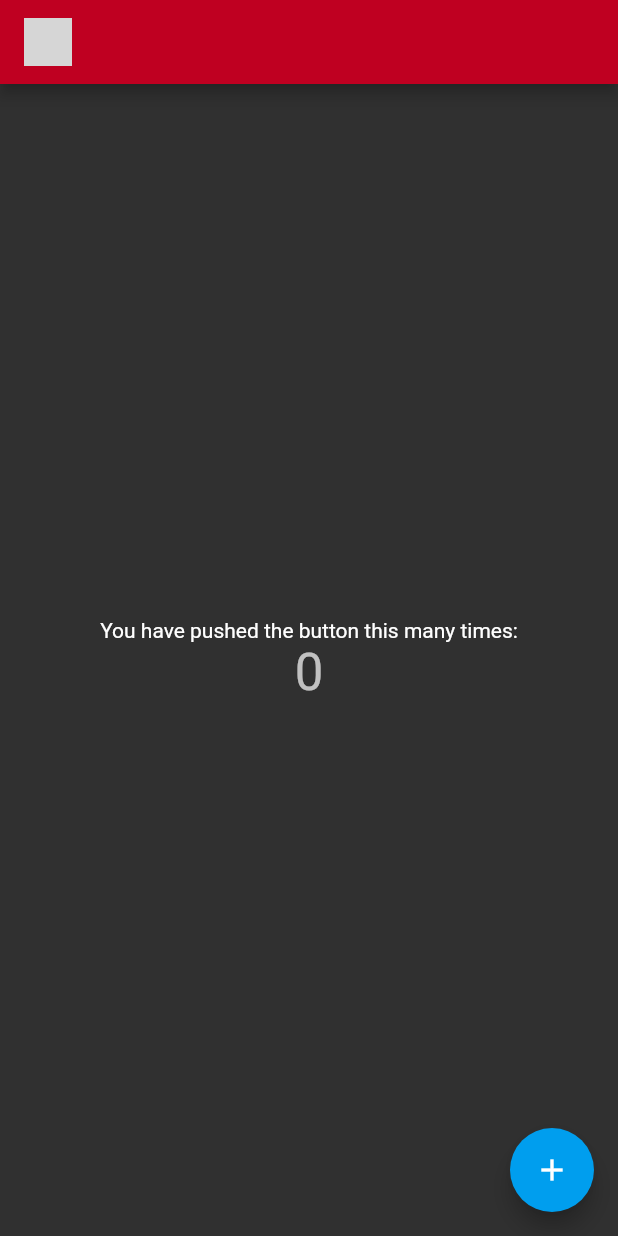
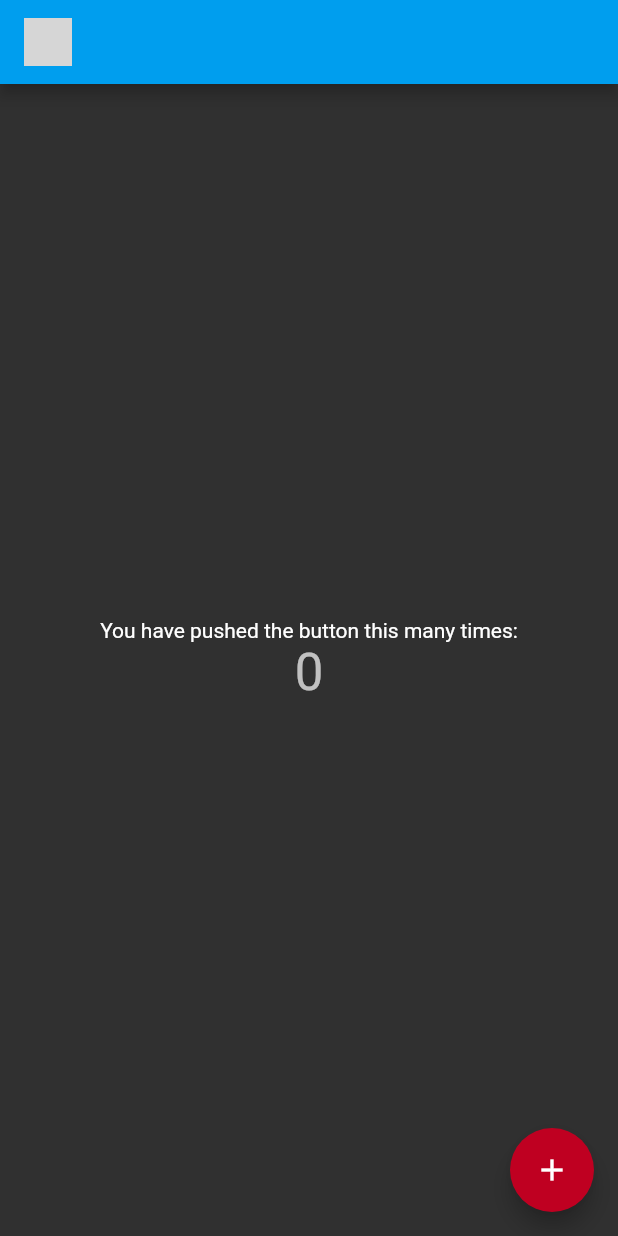
Before and after one commit to litetekno92/chronset, a Flutter app: the screen it shows after launch, on a phone screen of 412 x 824 dp. Run offline on Flutter 3.47's test engine with Material 2 defaults, Android fonts, the phone set to English and light mode, and no system bars; grey boxes are pictures that could not be loaded.

Commit message:
colors swapped ic_launcher changed

```diff
--- a/lib/app.dart
+++ b/lib/app.dart
@@ -31,8 +31,8 @@ class MyApp extends StatelessWidget {
         // primarySwatch: Colors.blue,
          // Define the default Brightness and Colors
     brightness: Brightness.dark,
-    primaryColor: mredcol,
-    accentColor: mbluecol,
+    primaryColor: mbluecol,
+    accentColor: mredcol,
 
     // // Define the default Font Family
     // fontFamily: 'Montserrat',
--- a/pubspec.yaml
+++ b/pubspec.yaml
@@ -27,6 +27,12 @@ dependencies:
 dev_dependencies:
   flutter_test:
     sdk: flutter
+  flutter_launcher_icons: "^0.7.0"
+
+flutter_icons:
+  android: "launcher_icon"
+  ios: true
+  image_path: "images/chroniques-logo.png"
 
 
 # For information on the generic Dart part of this file, see the
```
Also changed, not shown: pubspec.lock, 21 other files.
